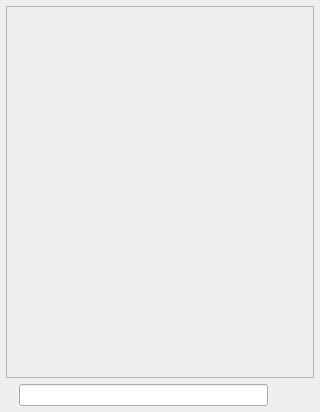
Old version of the form src/gui/ChatPanel.ui in the repository elieserdejesus/JamTaba.
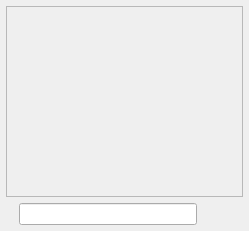
New version of the form. Icons and pictures are not drawn.

Commit message: using a horizontal scrollbar when chat messages are big

```diff
--- a/src/gui/ChatPanel.ui
+++ b/src/gui/ChatPanel.ui
@@ -6,8 +6,8 @@
    <rect>
     <x>0</x>
     <y>0</y>
-    <width>320</width>
-    <height>412</height>
+    <width>249</width>
+    <height>231</height>
    </rect>
   </property>
   <property name="windowTitle">
@@ -26,14 +26,7 @@
    <property name="bottomMargin">
     <number>6</number>
    </property>
-   <item row="2" column="1">
-    <widget class="QLineEdit" name="chatText">
-     <property name="accessibleDescription">
-      <string>Type your text to sent on the chat here</string>
-     </property>
-    </widget>
-   </item>
-   <item row="2" column="0">
+   <item row="3" column="0">
     <widget class="QLabel" name="iconLabel">
      <property name="text">
       <string/>
@@ -46,7 +39,14 @@
      </property>
     </widget>
    </item>
-   <item row="2" column="2" alignment="Qt::AlignHCenter|Qt::AlignVCenter">
+   <item row="3" column="1">
+    <widget class="QLineEdit" name="chatText">
+     <property name="accessibleDescription">
+      <string>Type your text to sent on the chat here</string>
+     </property>
+    </widget>
+   </item>
+   <item row="3" column="2">
     <widget class="QPushButton" name="buttonClear">
      <property name="sizePolicy">
       <sizepolicy hsizetype="Fixed" vsizetype="Fixed">
@@ -68,13 +68,19 @@
      </property>
     </widget>
    </item>
-   <item row="0" column="0" colspan="3">
+   <item row="1" column="0" colspan="3">
     <widget class="QScrollArea" name="chatScroll">
+     <property name="sizePolicy">
+      <sizepolicy hsizetype="Preferred" vsizetype="Expanding">
+       <horstretch>0</horstretch>
+       <verstretch>0</verstretch>
+      </sizepolicy>
+     </property>
      <property name="accessibleDescription">
       <string>This is the chat scroll area</string>
      </property>
      <property name="horizontalScrollBarPolicy">
-      <enum>Qt::ScrollBarAlwaysOff</enum>
+      <enum>Qt::ScrollBarAsNeeded</enum>
      </property>
      <property name="widgetResizable">
       <bool>true</bool>
@@ -84,8 +90,8 @@
        <rect>
         <x>0</x>
         <y>0</y>
-        <width>306</width>
-        <height>369</height>
+        <width>235</width>
+        <height>188</height>
        </rect>
       </property>
       <property name="minimumSize">
```
The commit also changes 3 other files.
